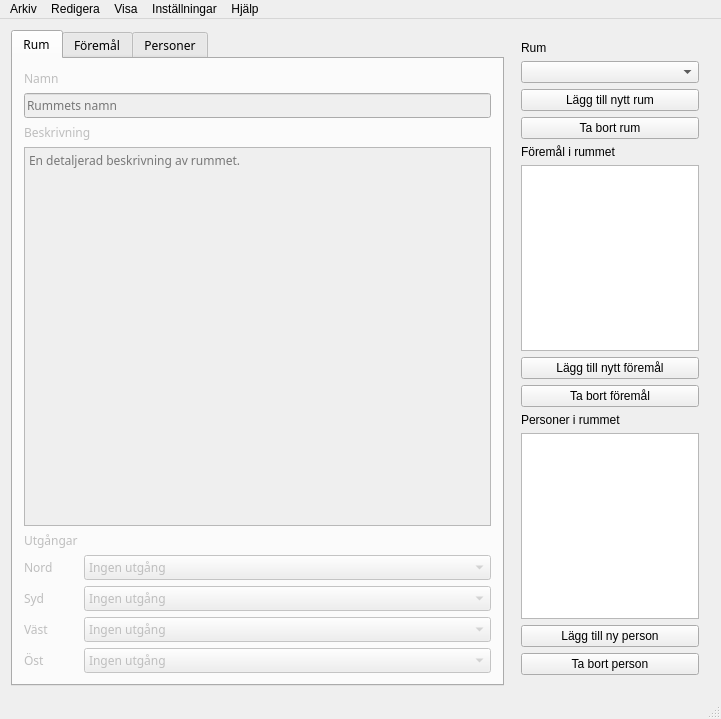
Qt form Editor/editor.ui (Niklasva/AdventureGameProject) before a commit.
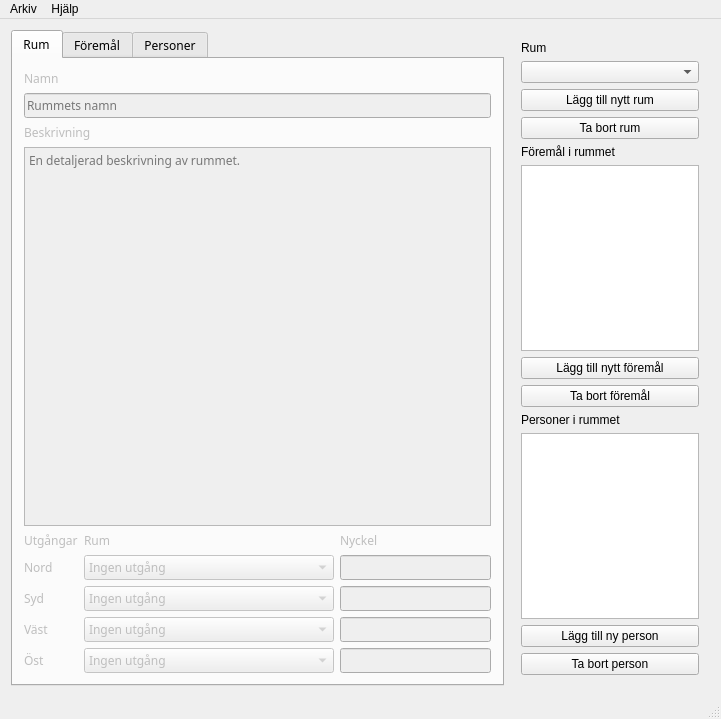
The same form after that commit. The open tabs and pages were chosen to show the change.

The edit to the form file:
```diff
--- a/Editor/editor.ui
+++ b/Editor/editor.ui
@@ -69,6 +69,9 @@
         <string>&lt;html&gt;&lt;head/&gt;&lt;body&gt;&lt;p&gt;Rummets namn och beskrivning&lt;/p&gt;&lt;/body&gt;&lt;/html&gt;</string>
        </attribute>
        <layout class="QFormLayout" name="formLayout_2">
+        <property name="fieldGrowthPolicy">
+         <enum>QFormLayout::AllNonFixedFieldsGrow</enum>
+        </property>
         <item row="0" column="0">
          <widget class="QLabel" name="label">
           <property name="text">
@@ -109,15 +112,89 @@
           </property>
          </widget>
         </item>
-        <item row="6" column="0">
+        <item row="5" column="0" colspan="2">
+         <widget class="QWidget" name="widget_3" native="true">
+          <property name="minimumSize">
+           <size>
+            <width>100</width>
+            <height>100</height>
+           </size>
+          </property>
+          <layout class="QGridLayout" name="gridLayout_3">
+           <property name="leftMargin">
+            <number>0</number>
+           </property>
+           <property name="topMargin">
+            <number>0</number>
+           </property>
+           <property name="rightMargin">
+            <number>0</number>
+           </property>
+           <property name="bottomMargin">
+            <number>0</number>
+           </property>
+           <item row="3" column="0">
+            <widget class="QLabel" name="label_W_2">
+             <property name="text">
+              <string>Väst</string>
+             </property>
+            </widget>
+           </item>
+           <item row="4" column="1">
+            <widget class="QComboBox" name="combo_E">
+             <item>
+              <property name="text">
+               <string>Ingen utgång</string>
+              </property>
+             </item>
+            </widget>
+           </item>
+           <item row="1" column="0">
          <widget class="QLabel" name="label_N_2">
+             <property name="minimumSize">
+              <size>
+               <width>40</width>
+               <height>0</height>
+              </size>
+             </property>
           <property name="text">
            <string>Nord</string>
           </property>
          </widget>
         </item>
-        <item row="6" column="1">
+           <item row="4" column="0">
+            <widget class="QLabel" name="label_E_2">
+             <property name="text">
+              <string>Öst</string>
+             </property>
+            </widget>
+           </item>
+           <item row="2" column="1">
+            <widget class="QComboBox" name="combo_S">
+             <item>
+              <property name="text">
+               <string>Ingen utgång</string>
+              </property>
+             </item>
+            </widget>
+           </item>
+           <item row="3" column="1">
+            <widget class="QComboBox" name="combo_W">
+             <item>
+              <property name="text">
+               <string>Ingen utgång</string>
+              </property>
+             </item>
+            </widget>
+           </item>
+           <item row="1" column="1">
          <widget class="QComboBox" name="combo_N">
+             <property name="minimumSize">
+              <size>
+               <width>250</width>
+               <height>0</height>
+              </size>
+             </property>
           <item>
            <property name="text">
             <string>Ingen utgång</string>
@@ -125,55 +202,40 @@
           </item>
          </widget>
         </item>
-        <item row="7" column="0">
+           <item row="2" column="0">
          <widget class="QLabel" name="label_S_2">
           <property name="text">
            <string>Syd</string>
           </property>
          </widget>
         </item>
-        <item row="7" column="1">
-         <widget class="QComboBox" name="combo_S">
-          <item>
-           <property name="text">
-            <string>Ingen utgång</string>
-           </property>
-          </item>
-         </widget>
-        </item>
-        <item row="8" column="0">
-         <widget class="QLabel" name="label_W_2">
-          <property name="text">
-           <string>Väst</string>
-          </property>
-         </widget>
-        </item>
-        <item row="8" column="1">
-         <widget class="QComboBox" name="combo_W">
-          <item>
-           <property name="text">
-            <string>Ingen utgång</string>
-           </property>
-          </item>
-         </widget>
-        </item>
-        <item row="9" column="0">
-         <widget class="QLabel" name="label_E_2">
+           <item row="1" column="2">
+            <widget class="QLineEdit" name="key_N"/>
+           </item>
+           <item row="2" column="2">
+            <widget class="QLineEdit" name="key_S"/>
+           </item>
+           <item row="3" column="2">
+            <widget class="QLineEdit" name="key_W"/>
+           </item>
+           <item row="4" column="2">
+            <widget class="QLineEdit" name="key_E"/>
+           </item>
+           <item row="0" column="1">
+            <widget class="QLabel" name="label_11">
           <property name="text">
-           <string>Öst</string>
+              <string>Rum</string>
           </property>
          </widget>
         </item>
-        <item row="9" column="1">
-         <widget class="QComboBox" name="combo_E">
-          <item>
+           <item row="0" column="2">
+            <widget class="QLabel" name="label_12">
            <property name="text">
-            <string>Ingen utgång</string>
-           </property>
-          </item>
-         </widget>
-        </item>
-        <item row="4" column="0">
+              <string>Nyckel</string>
+             </property>
+            </widget>
+           </item>
+           <item row="0" column="0">
          <widget class="QLabel" name="label_6">
           <property name="text">
            <string>Utgångar</string>
@@ -181,6 +243,24 @@
          </widget>
         </item>
        </layout>
+          <zorder>label_N_2</zorder>
+          <zorder>combo_W</zorder>
+          <zorder>label_W_2</zorder>
+          <zorder>combo_S</zorder>
+          <zorder>combo_E</zorder>
+          <zorder>label_E_2</zorder>
+          <zorder>combo_N</zorder>
+          <zorder>label_S_2</zorder>
+          <zorder>key_N</zorder>
+          <zorder>key_S</zorder>
+          <zorder>key_W</zorder>
+          <zorder>key_E</zorder>
+          <zorder>label_11</zorder>
+          <zorder>label_12</zorder>
+          <zorder>label_6</zorder>
+         </widget>
+        </item>
+       </layout>
       </widget>
       <widget class="QWidget" name="tab_item">
        <property name="enabled">
@@ -981,7 +1061,7 @@
      <x>0</x>
      <y>0</y>
      <width>721</width>
-     <height>25</height>
+     <height>20</height>
     </rect>
    </property>
    <widget class="QMenu" name="menuArkiv">
@@ -993,30 +1073,12 @@
     <addaction name="menu_save_as"/>
     <addaction name="menu_load"/>
    </widget>
-   <widget class="QMenu" name="menuRedigera">
-    <property name="title">
-     <string>Redigera</string>
-    </property>
-   </widget>
-   <widget class="QMenu" name="menuVisa">
-    <property name="title">
-     <string>Visa</string>
-    </property>
-   </widget>
-   <widget class="QMenu" name="menuInstallning">
-    <property name="title">
-     <string>Inställningar</string>
-    </property>
-   </widget>
    <widget class="QMenu" name="menuHjalp">
     <property name="title">
      <string>Hjälp</string>
     </property>
    </widget>
    <addaction name="menuArkiv"/>
-   <addaction name="menuRedigera"/>
-   <addaction name="menuVisa"/>
-   <addaction name="menuInstallning"/>
    <addaction name="menuHjalp"/>
   </widget>
   <widget class="QStatusBar" name="statusBar"/>
```
Left out of the diff: 27 changed lines with no effect on the pictures. Lines whose indentation alone changed are shown as unchanged.
